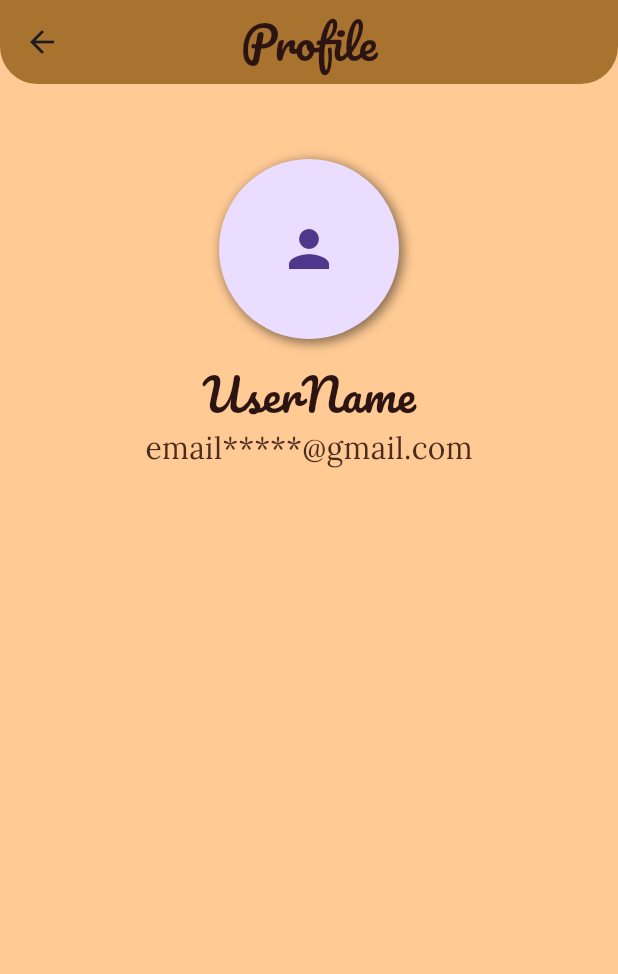
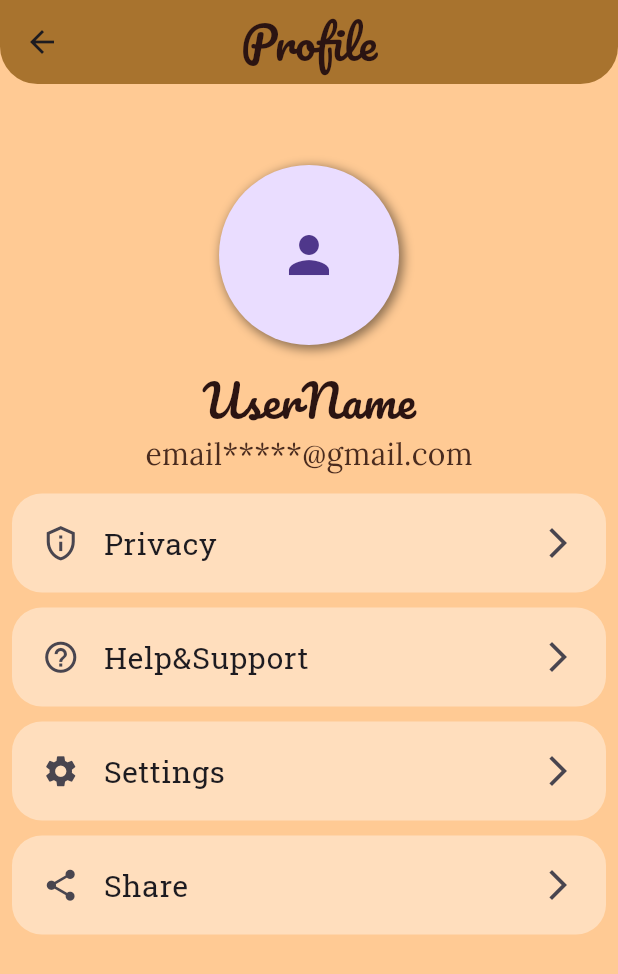
Before and after one commit to najeebnaju512/to_do_app, a Flutter app: the Profile screen opened directly, on a phone screen of 412 x 824 dp. Shown: the top 974 px of the screen. Run offline on Flutter 3.47's test engine with Material 3 defaults, Android fonts, the phone set to English and light mode, and no system bars; our stand-ins replace google_fonts.

Commit message:
8/20--10/1/24

```diff
--- a/lib/screens/profile.dart
+++ b/lib/screens/profile.dart
@@ -3,8 +3,6 @@ import 'package:google_fonts/google_fonts.dart';
 import 'package:to_do_app/utils/colors.dart';
 
 class Profile extends StatelessWidget {
-  const Profile({super.key});
-
   @override
   Widget build(BuildContext context) {
     return Scaffold(
@@ -22,7 +20,10 @@ class Profile extends StatelessWidget {
       ),
       body: Column(
         children: [
-          Padding(
+          Card(
+            color: primethemeClr,
+            elevation: 0,
+            child: Padding(
               padding: const EdgeInsets.only(top: 50),
               child: Center(
                 child: Column(
@@ -68,25 +69,48 @@ class Profile extends StatelessWidget {
                 ),
               ),
             ),
-          // Container(
-                  //   child: ListView(
-                  //     children: [
-                  //       ListTile(
-                  //         //privacy
-                  //         leading: Icon(Icons.privacy_tip_outlined,
-                  //         size: 20,
-                  //         ),
-                  //         title: Text("Privacy"),
-                  //         trailing: Icon(Icons.arrow_forward_ios),
-                  //       )
-                  //       //help&support
-                  //       //settings
-                  //       //share
-                  //     ],
-                  //   ),
-                  // )
+          ),
+          Container(
+            child: Expanded(
+              child: Padding(
+                padding: const EdgeInsets.all(8.0),
+                child: ListView(
+                  children: [
+                    buildListTile(Icons.privacy_tip_outlined, "Privacy"),
+                    buildListTile(Icons.help_outline, "Help&Support"),
+                    buildListTile(Icons.settings, "Settings"),
+                    buildListTile(Icons.share, "Share"),
+                  ],
+                ),
+              ),
+            ),
+          )
         ],
       ),
     );
   }
+
+  buildListTile(IconData iconname, String title) {
+    return Column(
+      children: [
+        ListTile(
+          contentPadding: EdgeInsets.symmetric(horizontal: 20, vertical: 5),
+          shape: RoundedRectangleBorder(
+            borderRadius: BorderRadius.circular(20),
+          ),
+          titleAlignment: ListTileTitleAlignment.center,
+          tileColor: Colors.white38,
+          leading: Icon(iconname, size: 25),
+          title: Text(
+            title,
+            style: GoogleFonts.robotoSlab(fontSize: 20, fontWeight: FontWeight.w400),
+          ),
+          trailing: Icon(Icons.arrow_forward_ios),
+        ),
+        SizedBox(
+          height: 10,
+        )
+      ],
+    );
   }
+}
```
Lines whose indentation alone changed are shown as unchanged.
